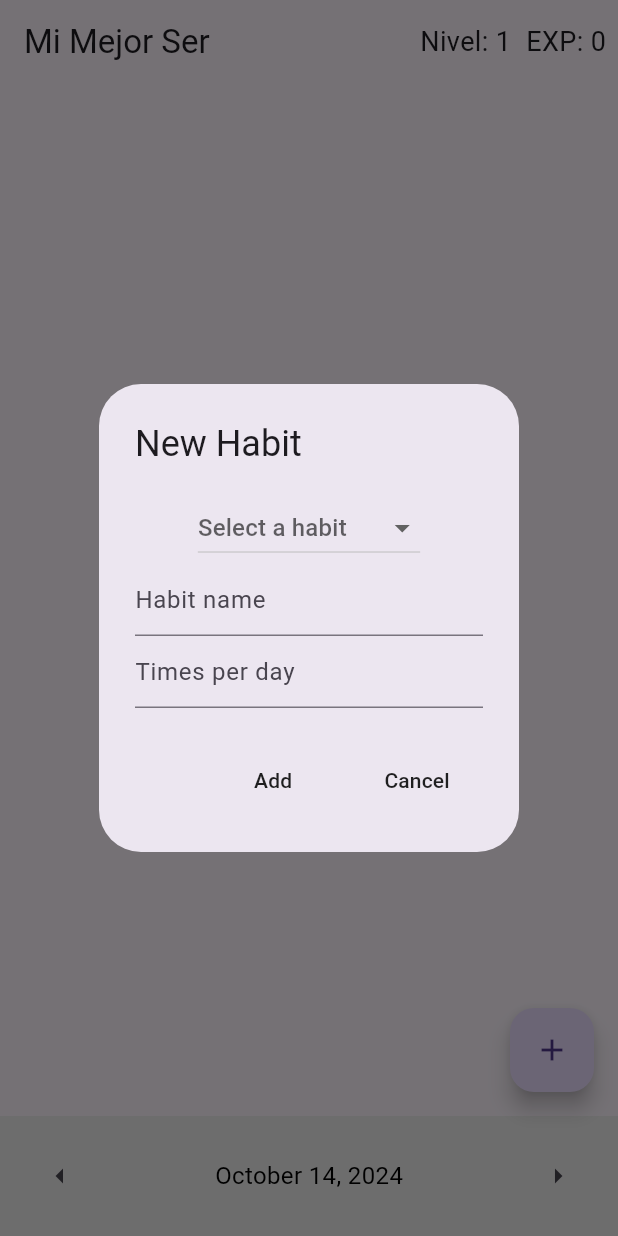
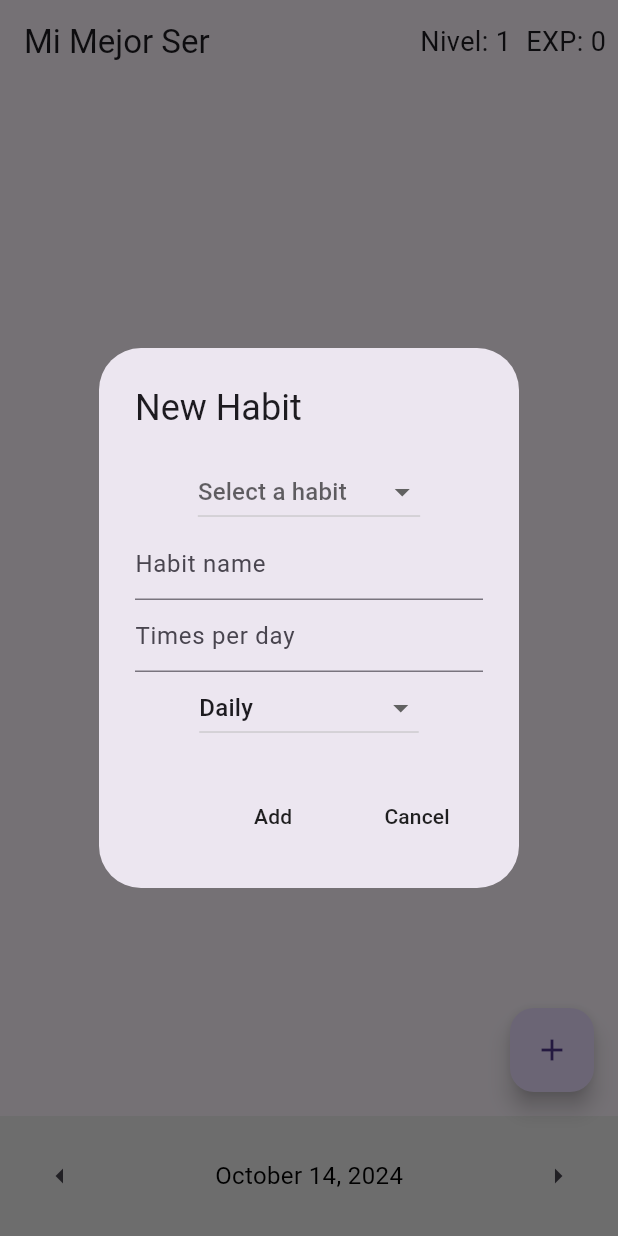
Before and after one commit to MateoGE01/mi-mejor-ser, a Flutter app: the screen it shows after launch, after a tap on the "arrow left" icon, after a tap on the "arrow right" icon, after a tap on the "add" icon, on a phone screen of 412 x 824 dp. Run offline on Flutter 3.47's test engine with Material 3 defaults, Android fonts, the phone set to English and light mode, and no system bars; our stand-ins replace get.

Commit message:
Implementar funcionalidad de la frecuencia de los habitos

```diff
--- a/lib/presentation/pages/habit_page.dart
+++ b/lib/presentation/pages/habit_page.dart
@@ -32,6 +32,9 @@ class _HabitPageState extends State<HabitPage> {
   // Variable to hold the current date
   DateTime currentDate = DateTime.now();
 
+  // Variable to hold the selected frequency
+  String? selectedFrequency = 'Daily';
+
   // Function to format the date
   String getFormattedDate() {
     return DateFormat.yMMMMd().format(currentDate);
@@ -55,9 +58,10 @@ class _HabitPageState extends State<HabitPage> {
   void addHabitAction() {
     setState(() {
       habitsController.addHabit(
-        getFormattedDate(), // Usa la fecha formateada actual
+        getFormattedDate(),
         _newHabitDialogController.text,
         int.tryParse(_timesPerDayDialogController.text) ?? 1,
+        selectedFrequency ?? 'Daily',
       );
     });
     _newHabitDialogController.clear();
@@ -80,15 +84,22 @@ class _HabitPageState extends State<HabitPage> {
   void createHabit() {
     showDialog(
       context: context,
-        builder: (context) {
+      builder: (BuildContext context) {
         return newHabitDialog(
-            // This is a custom widget
           nameController: _newHabitDialogController,
           timesPerDayController: _timesPerDayDialogController,
           onAdd: addHabitAction,
-            onCancel: cancelAction,
+          onCancel: () {
+            Navigator.of(context).pop();
+          },
+          onFrequencyChanged: (String frequency) {
+            setState(() {
+              selectedFrequency = frequency; // Actualiza la frecuencia seleccionada
+            });
+          },
         );
-        });
+      },
+    );
   }
 
   // Function to handle the tap on the checkbox
--- a/lib/presentation/widgets/add_habit_box.dart
+++ b/lib/presentation/widgets/add_habit_box.dart
@@ -2,12 +2,12 @@ import 'package:flutter/material.dart';
 import 'package:get/get.dart';
 import 'package:mi_mejor_ser/presentation/controllers/list_habits.dart';
 
-// ignore: camel_case_types
 class newHabitDialog extends StatefulWidget {
   final TextEditingController nameController;
   final TextEditingController timesPerDayController;
   final VoidCallback onAdd;
   final VoidCallback onCancel;
+  final Function(String) onFrequencyChanged;
 
   const newHabitDialog({
     super.key,
@@ -15,17 +15,20 @@ class newHabitDialog extends StatefulWidget {
     required this.onCancel,
     required this.nameController,
     required this.timesPerDayController,
+    required this.onFrequencyChanged,
   });
 
   @override
-  // ignore: library_private_types_in_public_api
   _newHabitDialogState createState() => _newHabitDialogState();
 }
 
-// ignore: camel_case_types
 class _newHabitDialogState extends State<newHabitDialog> {
   final HabitsController habitsController = Get.find<HabitsController>();
   String? selectedHabit;
+  String? selectedFrequency = 'Daily';
+
+  // Lista con las opciones de frecuencia
+  final List<String> frequencyOptions = ['Daily', 'Weekly', 'Monthly', 'Only Today'];
 
   @override
   Widget build(BuildContext context) {
@@ -60,6 +63,22 @@ class _newHabitDialogState extends State<newHabitDialog> {
             decoration: const InputDecoration(hintText: 'Times per day'),
             keyboardType: TextInputType.number,
           ),
+          DropdownButton<String>(
+            value: selectedFrequency,
+            hint: const Text('Select frequency'),
+            onChanged: (String? newValue) {
+              setState(() {
+                selectedFrequency = newValue;
+                widget.onFrequencyChanged(newValue!); // Llama a la función al cambiar la frecuencia
+              });
+            },
+            items: frequencyOptions.map<DropdownMenuItem<String>>((String value) {
+              return DropdownMenuItem<String>(
+                value: value,
+                child: Text(value),
+              );
+            }).toList(),
+          ),
         ],
       ),
       actions: [
```
Also changed, not shown: lib/presentation/controllers/list_habits.dart (+34 -2 lines). Lines whose indentation alone changed are shown as unchanged.
